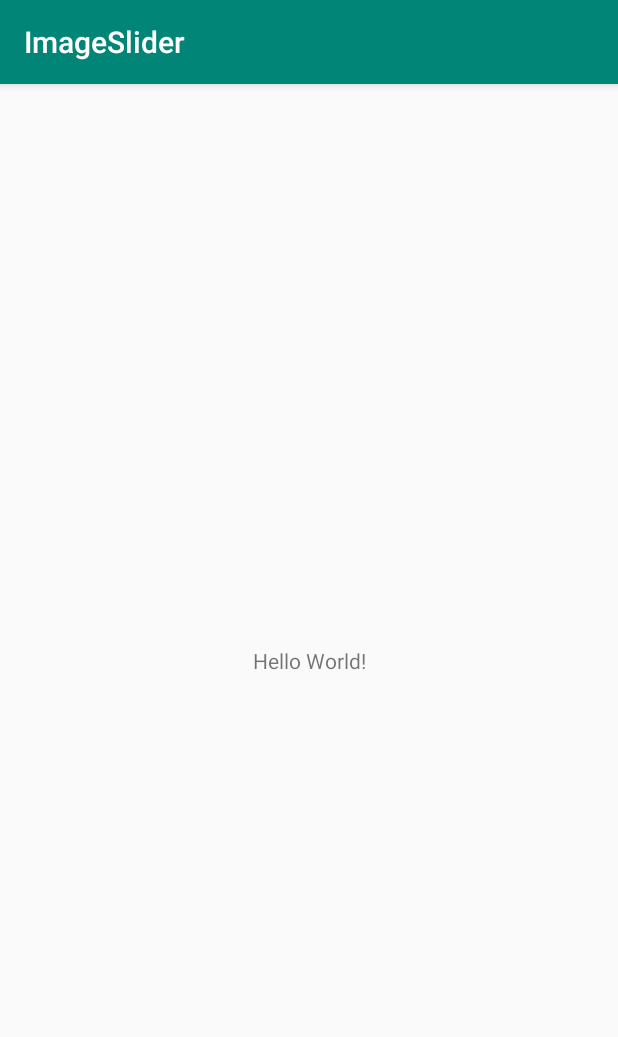
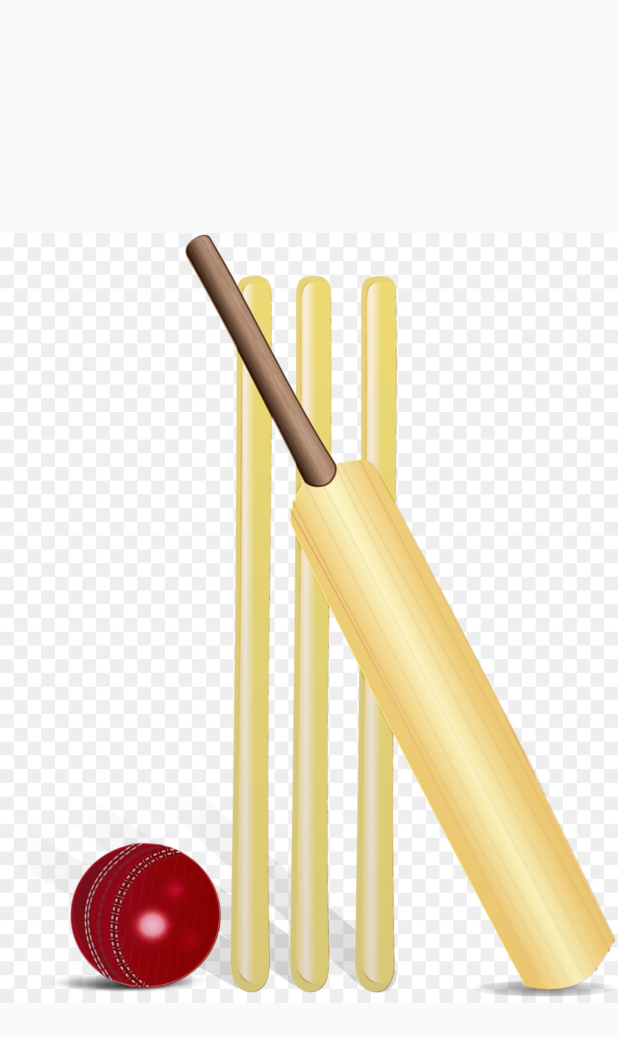
Before and after one commit to shrinidhi99/ImageSlider, an Android app: the screen it shows after launch (MainActivity), on a phone screen of 412 x 824 dp. Shown: the top 1037 px of the screen. Run offline under Robolectric (Android 15) with nearby library versions, the phone set to English and light mode, and no system bars; our stand-ins replace Picasso; pictures from the network do not load.

Commit message:
added a view pager

```diff
--- a/app/build.gradle
+++ b/app/build.gradle
@@ -26,4 +26,6 @@ dependencies {
     testImplementation 'junit:junit:4.12'
     androidTestImplementation 'androidx.test:runner:1.1.1'
     androidTestImplementation 'androidx.test.espresso:espresso-core:3.1.1'
+    implementation 'com.squareup.picasso:picasso:2.71828'
+
 }
--- a/app/src/main/AndroidManifest.xml
+++ b/app/src/main/AndroidManifest.xml
@@ -2,11 +2,12 @@
 <manifest xmlns:android="http://schemas.android.com/apk/res/android"
     package="com.example.imageslider">
 
+    <uses-permission android:name="android.permission.INTERNET" />
     <application
         android:allowBackup="true"
-        android:icon="@mipmap/ic_launcher"
-        android:label="@string/app_name"
-        android:roundIcon="@mipmap/ic_launcher_round"
+        android:icon="@drawable/cricket"
+        android:label="FavCricketers"
+        android:roundIcon="@drawable/cricket"
         android:supportsRtl="true"
         android:theme="@style/AppTheme">
         <activity android:name=".MainActivity">
--- a/app/src/main/java/com/example/imageslider/MainActivity.java
+++ b/app/src/main/java/com/example/imageslider/MainActivity.java
@@ -1,14 +1,34 @@
 package com.example.imageslider;
 
 import androidx.appcompat.app.AppCompatActivity;
+import androidx.viewpager.widget.ViewPager;
 
 import android.os.Bundle;
 
 public class MainActivity extends AppCompatActivity {
 
+    private String[] imageUrls = new String[]{
+            "https://c.ndtvimg.com/2019-01/m7ak3qj8_steve-smith-afp_625x300_05_January_19.jpg",
+            "https://imageresizer.static9.net.au/UuMBnWPziN8OP-ZzHM1KopAekwA=/http%3A%2F%2Fprod.static9.net.au%2F_%2Fmedia%2F2018%2F12%2F16%2F16%2F55%2F1612_kohli_env.jpg",
+            "https://imagevars.gulfnews.com/2019/06/06/India-s-Jasprit-Bumrah_16b2cba48cf_large.jpg",
+            "https://www.cricket.com.au/~/-/media/News/2017/05/31patcummins.ashx?w=1600",
+            "https://images.firstpost.com/wp-content/uploads/2018/04/Kagiso-Rabada_AFP_opt-1.jpg",
+            "http://www.espncricinfo.com/db/PICTURES/CMS/215300/215341.jpg",
+            "https://www.barraques.cat/pngfile/big/67-674803_dhoni-ms-dhoni-hit-helicopter-shot.jpg",
+            "http://www2.pictures.zimbio.com/gi/Trent+Boult+New+Zealand+Vs+England+3rd+ODI+maTtfhN9lcBl.jpg",
+            "https://www.abc.net.au/news/image/7092070-3x2-940x627.jpg",
+            "https://spiderimg.amarujala.com/assets/images/2016/12/02/r-ashwin_1480653738.jpeg",
+            "https://thesportsrush.com/wp-content/uploads/2019/07/jadeja-celeb.png",
+            "https://img.bleacherreport.net/img/slides/photos/003/516/297/459674279-jacques-kallis-of-south-africa-celebrates-his-45th_crop_exact.jpg?w=2975&h=2048&q=85",
+            "https://www.abc.net.au/news/image/6270070-3x2-940x627.jpg"
+    };
+
     @Override
     protected void onCreate(Bundle savedInstanceState) {
         super.onCreate(savedInstanceState);
         setContentView(R.layout.activity_main);
+        ViewPager viewPager = findViewById(R.id.view_pager);
+        ViewPagerAdapter adapter = new ViewPagerAdapter(this, imageUrls);
+        viewPager.setAdapter(adapter);
     }
 }
--- /dev/null
+++ b/app/src/main/java/com/example/imageslider/ViewPagerAdapter.java
@@ -0,0 +1,51 @@
+package com.example.imageslider;
+
+import android.content.Context;
+import android.view.View;
+import android.view.ViewGroup;
+import android.widget.ImageView;
+
+import androidx.annotation.NonNull;
+import androidx.viewpager.widget.PagerAdapter;
+
+import com.squareup.picasso.Picasso;
+
+public class ViewPagerAdapter extends PagerAdapter {
+    private Context context;
+    private String[] imageUrls;
+
+    ViewPagerAdapter(Context context, String[] imageUrls) {
+        this.context = context;
+        this.imageUrls = imageUrls;
+    }
+
+    @Override
+    public int getCount() {
+        return imageUrls.length;
+    }
+
+    @Override
+    public boolean isViewFromObject(@NonNull View view, @NonNull Object object) {
+        return view == object;
+    }
+
+    @NonNull
+    @Override
+    public Object instantiateItem(@NonNull ViewGroup container, int position) {
+        ImageView imageView = new ImageView(context);
+        Picasso
+                .get()
+                .load(imageUrls[position])
+                .fit()
+                .centerInside()
+                .placeholder(R.drawable.cricket)
+                .into(imageView);
+        container.addView(imageView);
+        return imageView;
+    }
+
+    @Override
+    public void destroyItem(@NonNull ViewGroup container, int position, @NonNull Object object) {
+        container.removeView((View) object);
+    }
+}
--- a/app/src/main/res/layout/activity_main.xml
+++ b/app/src/main/res/layout/activity_main.xml
@@ -1,18 +1,10 @@
 <?xml version="1.0" encoding="utf-8"?>
-<androidx.constraintlayout.widget.ConstraintLayout xmlns:android="http://schemas.android.com/apk/res/android"
-    xmlns:app="http://schemas.android.com/apk/res-auto"
+<androidx.viewpager.widget.ViewPager xmlns:android="http://schemas.android.com/apk/res/android"
     xmlns:tools="http://schemas.android.com/tools"
+    android:id="@+id/view_pager"
     android:layout_width="match_parent"
     android:layout_height="match_parent"
     tools:context=".MainActivity">
 
-    <TextView
-        android:layout_width="wrap_content"
-        android:layout_height="wrap_content"
-        android:text="Hello World!"
-        app:layout_constraintBottom_toBottomOf="parent"
-        app:layout_constraintLeft_toLeftOf="parent"
-        app:layout_constraintRight_toRightOf="parent"
-        app:layout_constraintTop_toTopOf="parent" />
 
-</androidx.constraintlayout.widget.ConstraintLayout>
+</androidx.viewpager.widget.ViewPager>
--- a/app/src/main/res/values/styles.xml
+++ b/app/src/main/res/values/styles.xml
@@ -1,7 +1,7 @@
 <resources>
 
     <!-- Base application theme. -->
-    <style name="AppTheme" parent="Theme.AppCompat.Light.DarkActionBar">
+    <style name="AppTheme" parent="Theme.AppCompat.Light.NoActionBar">
         <!-- Customize your theme here. -->
         <item name="colorPrimary">@color/colorPrimary</item>
         <item name="colorPrimaryDark">@color/colorPrimaryDark</item>
```
Also changed, not shown: app/src/main/res/drawable/cricket.jpg (added), 1 other file.
